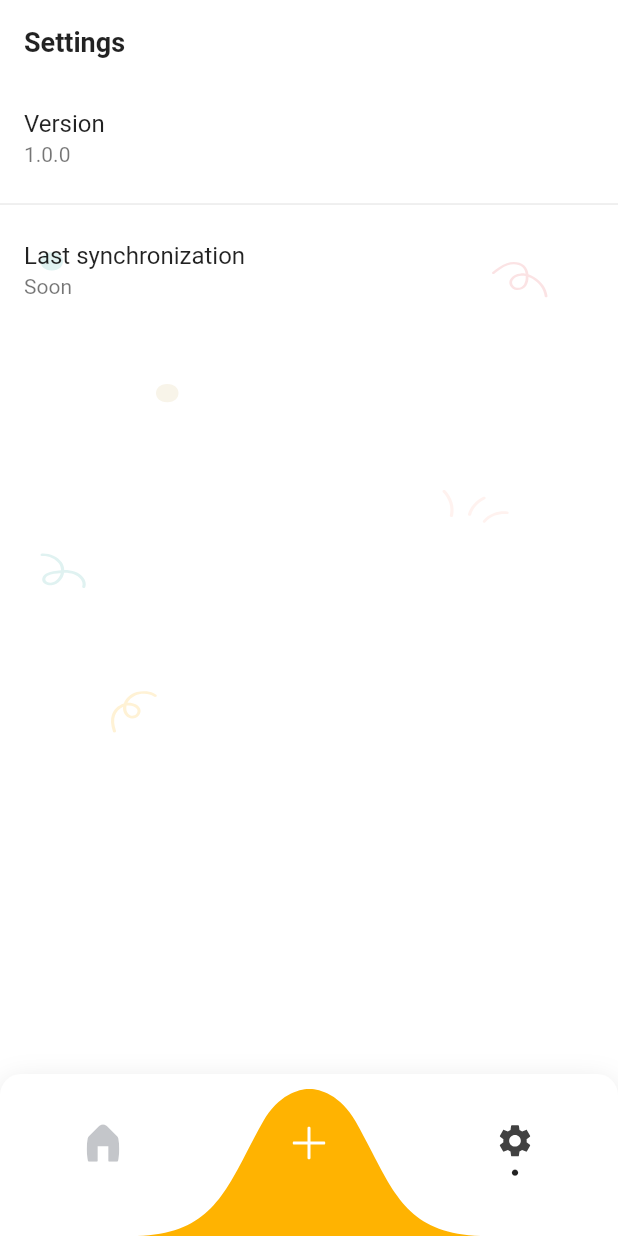
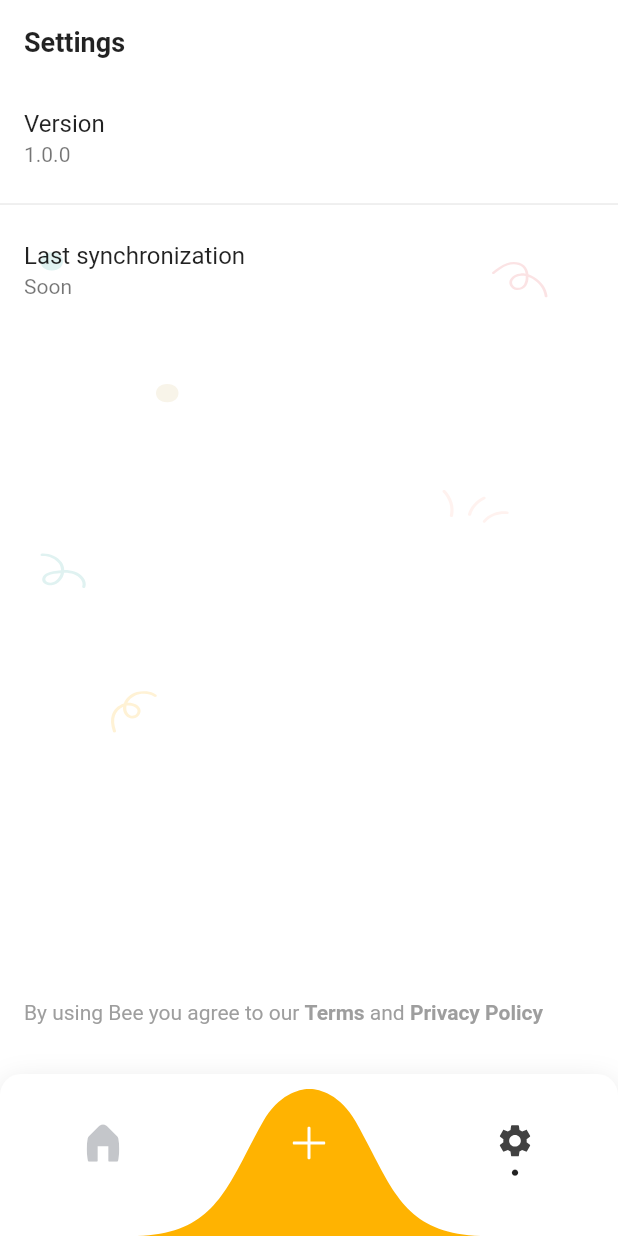
Before and after one commit to rpugase/bee_fam, a Flutter app: the screen it shows after launch, item 3 of the bottom bar chosen, on a phone screen of 412 x 824 dp. Run offline on Flutter 3.47's test engine with Material 2 defaults, Android fonts, the phone set to English and light mode, and no system bars; our stand-ins replace country_picker, device_info_plus, equatable, firebase_auth, firebase_core, firebase_crashlytics and 13 more; missing offline and left inert: workmanager; accounts and stored records are empty; Roboto replaces fonts that are missing (SFProText); statements that could not run were skipped.

Commit message:
Implement terms and privacy

```diff
--- /dev/null
+++ b/lib/core/ui/widget/terms_privacy_text.dart
@@ -0,0 +1,73 @@
+import 'package:birthday_gift/core/ui/resources/app_translations.dart';
+import 'package:birthday_gift/core/ui/widget/bee_app_bar.dart';
+import 'package:flutter/gestures.dart';
+import 'package:flutter/material.dart';
+import 'package:webview_flutter/webview_flutter.dart';
+
+class TermsPrivacyText extends StatelessWidget {
+  const TermsPrivacyText({Key? key}) : super(key: key);
+
+  final privacy = "https://docs.google.com/document/d/1NqB_l9uixHtMkqc4ymHqv7AgQsDeF5p5f5uaJ6YBbB8/edit?usp=sharing";
+  final terms = "https://docs.google.com/document/d/1ky1B8sHB-OiQqaqe14FnqlSVlbX0TeslAl9FUjwUT_A/edit?usp=sharing";
+
+  @override
+  Widget build(BuildContext context) {
+    const defaultStyle = TextStyle(color: Colors.grey);
+    const linkStyle = TextStyle(color: Colors.grey, fontWeight: FontWeight.bold);
+    final separate = context.strings.terms_and_privacy.split(RegExp("\\|"));
+    return RichText(
+        text: TextSpan(children: [
+      TextSpan(
+        text: separate[0],
+        style: defaultStyle,
+      ),
+      TextSpan(
+        text: separate[1],
+        style: linkStyle,
+        recognizer: TapGestureRecognizer()
+          ..onTap = () {
+            _showTerms(context);
+          },
+      ),
+      TextSpan(
+        text: separate[2],
+        style: defaultStyle,
+      ),
+      TextSpan(
+        text: separate[3],
+        style: linkStyle,
+        recognizer: TapGestureRecognizer()
+          ..onTap = () {
+            _showPrivacy(context);
+          },
+      ),
+    ]));
+  }
+
+  _showTerms(BuildContext context) {
+    showDialog(
+        context: context,
+        builder: (context) {
+          return _showLink(context, terms);
+        });
+  }
+
+  _showPrivacy(BuildContext context) {
+    showDialog(
+        context: context,
+        builder: (context) {
+          return _showLink(context, privacy);
+        });
+  }
+
+  Widget _showLink(BuildContext context, String link) {
+    return Scaffold(
+      appBar: BeeAppBar(context.strings.back),
+      body: WebViewWidget(
+        controller: WebViewController()
+          ..setNavigationDelegate(NavigationDelegate())
+          ..loadRequest(Uri.parse(link)),
+      ),
+    );
+  }
+}
--- a/lib/feature/setting/settings_page.dart
+++ b/lib/feature/setting/settings_page.dart
@@ -4,6 +4,7 @@ import 'package:birthday_gift/core/cubit/version/get_version_with_update_cubit.d
 import 'package:birthday_gift/core/ui/resources/app_translations.dart';
 import 'package:birthday_gift/core/ui/widget/bee_app_bar.dart';
 import 'package:birthday_gift/core/ui/widget/bee_background.dart';
+import 'package:birthday_gift/core/ui/widget/terms_privacy_text.dart';
 import 'package:flutter/material.dart';
 import 'package:flutter_bloc/flutter_bloc.dart';
 
@@ -20,7 +21,7 @@ class SettingsPage extends StatelessWidget {
       child: Scaffold(
         appBar: BeeAppBar(context.strings.settings),
         body: BeeBackground(
-          child: ListView(
+          child: Column(
             children: [
               _phoneNumber(context),
               _version(context),
@@ -28,21 +29,11 @@ class SettingsPage extends StatelessWidget {
                 title: Text(context.strings.last_synchronization),
                 subtitle: Text(context.strings.soon),
               ),
-              // Divider(),
-              // ListTile(
-              //   title: Text(context.strings.notifications_time),
-              //   subtitle: Text(context.strings.soon),
-              // ),
-              // Divider(),
-              // ListTile(
-              //   title: Text(context.strings.language),
-              //   subtitle: Text(context.strings.soon),
-              // ),
-              // Divider(),
-              // ListTile(
-              //   title: Text(context.strings.logout),
-              //   subtitle: Text(context.strings.soon),
-              // ),
+              const Spacer(),
+              const ListTile(
+                subtitle: TermsPrivacyText(),
+              ),
+              const SizedBox(height: 16),
             ],
           ),
         ),
--- a/lib/l10n/intl_en.arb
+++ b/lib/l10n/intl_en.arb
@@ -4,6 +4,7 @@
   "ok" : "Ok",
   "yes" : "Yes \uD83C\uDF89",
   "not_now" : "Not now \uD83D\uDDFF",
+  "back" : "Back",
 
   "phoneNumber" : "Phone Number",
   "phoneCode" : "Code",
@@ -11,6 +12,8 @@
 
   "all_reminders" : "All Reminders",
   "settings" : "Settings",
+
+  "terms_and_privacy" : "By using Bee you agree to our |Terms| and |Privacy Policy|",
 
   "last_synchronization" : "Last synchronization",
   "notifications_time" : "Notifications time",
--- a/lib/l10n/intl_ru.arb
+++ b/lib/l10n/intl_ru.arb
@@ -4,6 +4,7 @@
   "ok" : "Ок",
   "Yes" : "Да \uD83C\uDF89",
   "not_now" : "Не сейчас \uD83D\uDDFF",
+  "back" : "Назад",
 
   "phoneNumber" : "Номер телефона",
   "phoneCode" : "Код",
@@ -11,6 +12,8 @@
 
   "all_reminders" : "Все Напоминания",
   "settings" : "Настройки",
+
+  "terms_and_privacy" : "Используя Bee, вы соглашаетесь с нашими |Условиями| и |Политикой конфиденциальности|.",
 
   "last_synchronization" : "Последняя синхронизация",
   "notifications_time" : "Время нотификаций",
--- a/pubspec.yaml
+++ b/pubspec.yaml
@@ -23,6 +23,7 @@ dependencies:
   flutter_keyboard_visibility: ^5.4.0
   device_info_plus: ^6.0.0
   package_info_plus: ^2.0.0
+  webview_flutter: ^4.0.0
 
   url_launcher: ^6.1.6
   collection: ^1.16.0
```
Also changed, not shown: lib/generated/intl/messages_en.dart, lib/generated/intl/messages_ru.dart, lib/generated/l10n.dart, pubspec.lock.
